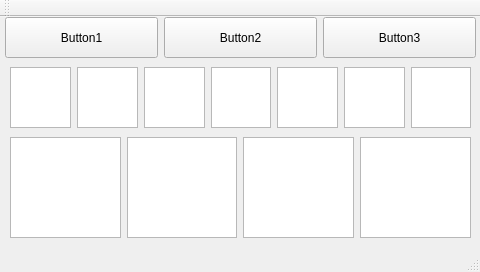
Before: the Qt Designer form mainwindow.ui in rafaelrs/gpio2serial, drawn with Qt 5.
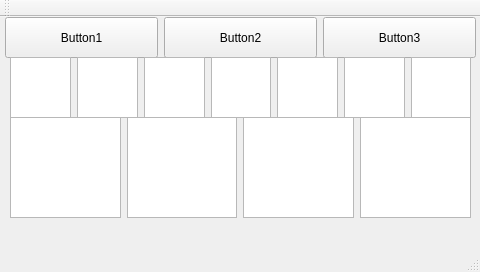
After: the same form once the commit is applied.

Commit message: Showing config path on mainwindow

```diff
--- a/mainwindow.ui
+++ b/mainwindow.ui
@@ -32,6 +32,19 @@
    </size>
   </property>
   <widget class="QWidget" name="centralWidget">
+   <widget class="QLabel" name="labelConfigPath">
+    <property name="geometry">
+     <rect>
+      <x>10</x>
+      <y>210</y>
+      <width>461</width>
+      <height>21</height>
+     </rect>
+    </property>
+    <property name="text">
+     <string/>
+    </property>
+   </widget>
    <widget class="QWidget" name="">
     <property name="geometry">
      <rect>
@@ -93,7 +106,7 @@
     <property name="geometry">
      <rect>
       <x>10</x>
-      <y>120</y>
+      <y>100</y>
       <width>461</width>
       <height>101</height>
      </rect>
@@ -145,7 +158,7 @@
     <property name="geometry">
      <rect>
       <x>10</x>
-      <y>50</y>
+      <y>40</y>
       <width>461</width>
       <height>61</height>
      </rect>
```
The commit also changes 1 other file.
